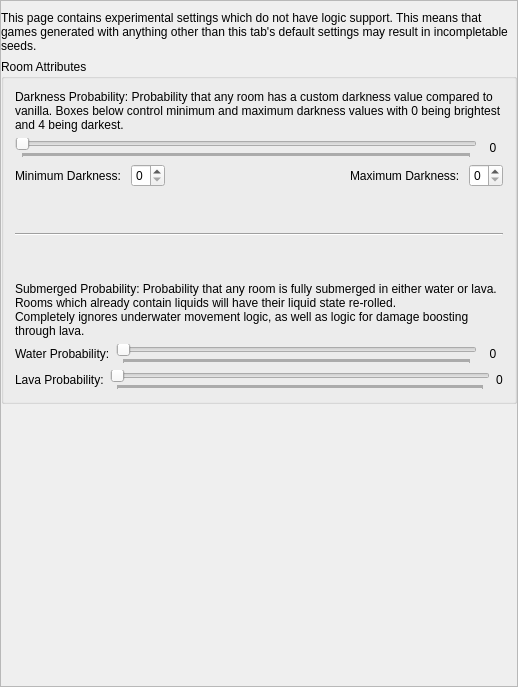
Old version of the form randovania/games/am2r/gui/ui_files/preset_am2r_chaos.ui in the repository randovania/randovania.
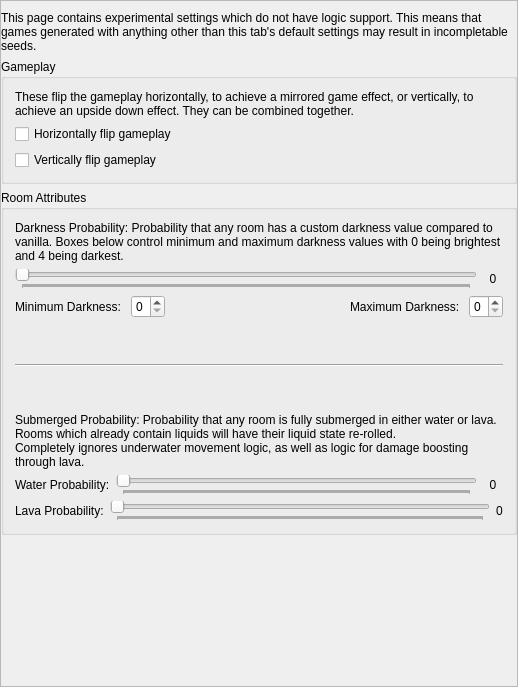
New version of the form.

Commit message: AM2R: add options to flip gameplay

Patch:
```diff
--- a/randovania/games/am2r/gui/ui_files/preset_am2r_chaos.ui
+++ b/randovania/games/am2r/gui/ui_files/preset_am2r_chaos.ui
@@ -43,8 +43,8 @@
         <rect>
          <x>0</x>
          <y>0</y>
-         <width>518</width>
-         <height>687</height>
+         <width>497</width>
+         <height>688</height>
         </rect>
        </property>
        <layout class="QVBoxLayout" name="scroll_layout">
@@ -86,6 +86,39 @@
           </property>
          </widget>
         </item>
+        <item>
+         <widget class="QGroupBox" name="gameplay_group">
+          <property name="title">
+           <string>Gameplay</string>
+          </property>
+          <layout class="QVBoxLayout" name="verticalLayout_2">
+           <item>
+            <widget class="QLabel" name="label">
+             <property name="text">
+              <string>These flip the gameplay horizontally, to achieve a mirrored game effect, or vertically, to achieve an upside down effect. They can be combined together.</string>
+             </property>
+             <property name="wordWrap">
+              <bool>true</bool>
+             </property>
+            </widget>
+           </item>
+           <item>
+            <widget class="QCheckBox" name="horizontally_flip_check">
+             <property name="text">
+              <string>Horizontally flip gameplay</string>
+             </property>
+            </widget>
+           </item>
+           <item>
+            <widget class="QCheckBox" name="vertically_flip_check">
+             <property name="text">
+              <string>Vertically flip gameplay</string>
+             </property>
+            </widget>
+           </item>
+          </layout>
+         </widget>
+        </item>
         <item>
          <widget class="QGroupBox" name="shuffle_item_pos_group">
           <property name="title">
```
The commit also changes 7 other files.
